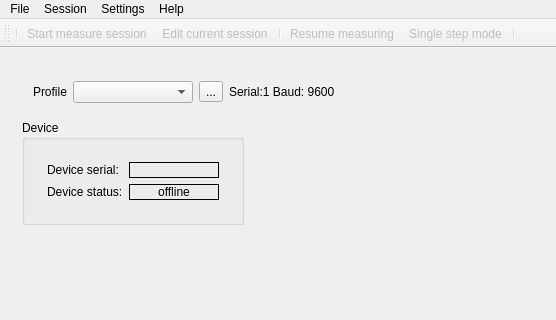
Old version of the form dda_ctrl/experimenter/measurewindow.ui in the repository olegyurchenko/dda-control; both pictures show x 0 to 556 and y 0 to 320 of the 556 by 487 pixel window.
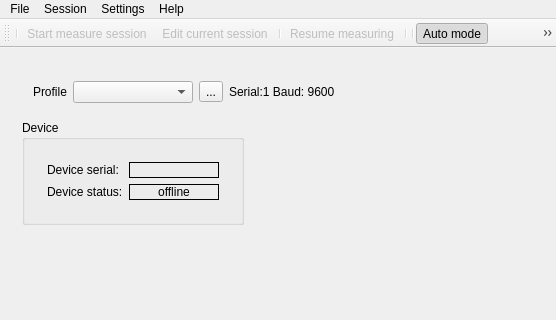
New version of the form. Icons and pictures are not drawn. Custom widgets are drawn as their Qt base class.

Commit message: Add auto mode

```diff
--- a/dda_ctrl/experimenter/measurewindow.ui
+++ b/dda_ctrl/experimenter/measurewindow.ui
@@ -559,8 +559,10 @@
    <addaction name="actionEditCurrentSession"/>
    <addaction name="separator"/>
    <addaction name="actionResumeMeasuring"/>
+   <addaction name="separator"/>
+   <addaction name="separator"/>
+   <addaction name="actionAutoMode"/>
    <addaction name="actionSingleStepMode"/>
-   <addaction name="separator"/>
   </widget>
   <action name="actionManageProfiles">
    <property name="icon">
@@ -668,7 +670,7 @@
   </action>
   <action name="actionSingleStepMode">
    <property name="enabled">
-    <bool>false</bool>
+    <bool>true</bool>
    </property>
    <property name="icon">
     <iconset resource="../resuurces/resources.qrc">
@@ -710,6 +712,30 @@
     <string>Ctrl+/</string>
    </property>
   </action>
+  <action name="actionAutoMode">
+   <property name="checkable">
+    <bool>true</bool>
+   </property>
+   <property name="checked">
+    <bool>true</bool>
+   </property>
+   <property name="enabled">
+    <bool>true</bool>
+   </property>
+   <property name="icon">
+    <iconset resource="../resuurces/resources.qrc">
+     <normaloff>:/auto-mode.png</normaloff>:/auto-mode.png</iconset>
+   </property>
+   <property name="text">
+    <string>Auto mode</string>
+   </property>
+   <property name="toolTip">
+    <string>Auto mode</string>
+   </property>
+   <property name="shortcut">
+    <string>Alt+A</string>
+   </property>
+  </action>
  </widget>
  <layoutdefault spacing="6" margin="11"/>
  <customwidgets>
```
Left out of the diff: 23 changed lines with no effect on the pictures. The commit also changes 7 other files.
